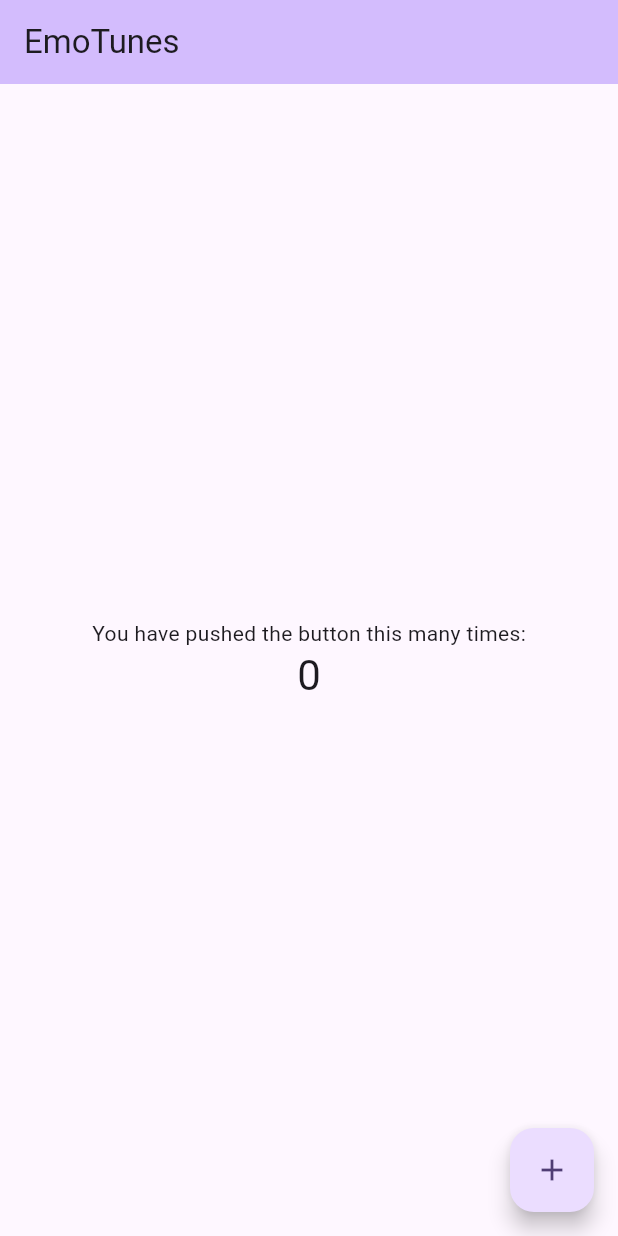
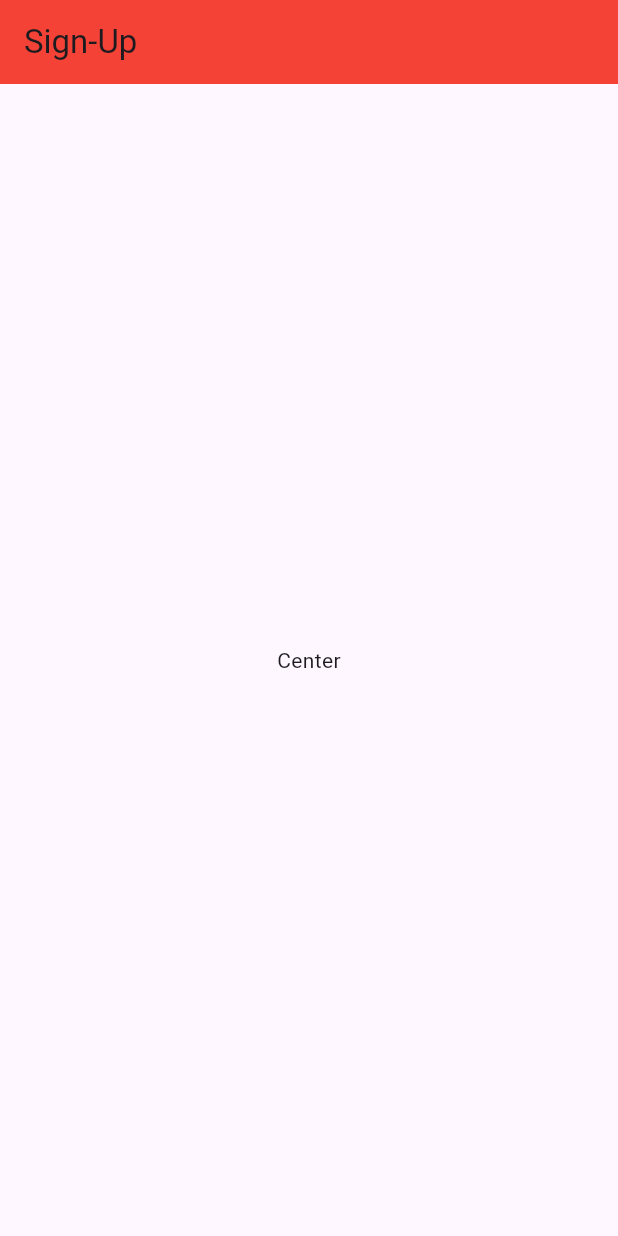
Before and after one commit to iHeroGH/EmoTunes, a Flutter app: the screen it shows after launch, on a phone screen of 412 x 824 dp. Run offline on Flutter 3.47's test engine with Material 3 defaults, Android fonts, the phone set to English and light mode, and no system bars.

Commit message:
create simple sign-up page

```diff
--- a/lib/main.dart
+++ b/lib/main.dart
@@ -1,4 +1,5 @@
 import 'package:flutter/material.dart';
+import 'sign_up.dart';
 
 void main() {
   runApp(const MyApp());
@@ -31,95 +32,95 @@ class MyApp extends StatelessWidget {
         colorScheme: ColorScheme.fromSeed(seedColor: Colors.deepPurple),
         useMaterial3: true,
       ),
-      home: const MyHomePage(title: 'EmoTunes'),
+      home: const SignUpPage(),
     );
   }
 }
 
-class MyHomePage extends StatefulWidget {
-  const MyHomePage({super.key, required this.title});
+// class MyHomePage extends StatefulWidget {
+//   const MyHomePage({super.key, required this.title});
 
-  // This widget is the home page of your application. It is stateful, meaning
-  // that it has a State object (defined below) that contains fields that affect
-  // how it looks.
+//   // This widget is the home page of your application. It is stateful, meaning
+//   // that it has a State object (defined below) that contains fields that affect
+//   // how it looks.
 
-  // This class is the configuration for the state. It holds the values (in this
-  // case the title) provided by the parent (in this case the App widget) and
-  // used by the build method of the State. Fields in a Widget subclass are
-  // always marked "final".
+//   // This class is the configuration for the state. It holds the values (in this
+//   // case the title) provided by the parent (in this case the App widget) and
+//   // used by the build method of the State. Fields in a Widget subclass are
+//   // always marked "final".
 
-  final String title;
+//   final String title;
 
-  @override
-  State<MyHomePage> createState() => _MyHomePageState();
-}
+//   @override
+//   State<MyHomePage> createState() => _MyHomePageState();
+// }
 
-class _MyHomePageState extends State<MyHomePage> {
-  int _counter = 0;
+// class _MyHomePageState extends State<MyHomePage> {
+//   int _counter = 0;
 
-  void _incrementCounter() {
-    setState(() {
-      // This call to setState tells the Flutter framework that something has
-      // changed in this State, which causes it to rerun the build method below
-      // so that the display can reflect the updated values. If we changed
-      // _counter without calling setState(), then the build method would not be
-      // called again, and so nothing would appear to happen.
-      _counter++;
-    });
-  }
+//   void _incrementCounter() {
+//     setState(() {
+//       // This call to setState tells the Flutter framework that something has
+//       // changed in this State, which causes it to rerun the build method below
+//       // so that the display can reflect the updated values. If we changed
+//       // _counter without calling setState(), then the build method would not be
+//       // called again, and so nothing would appear to happen.
+//       _counter++;
+//     });
+//   }
 
-  @override
-  Widget build(BuildContext context) {
-    // This method is rerun every time setState is called, for instance as done
-    // by the _incrementCounter method above.
-    //
-    // The Flutter framework has been optimized to make rerunning build methods
-    // fast, so that you can just rebuild anything that needs updating rather
-    // than having to individually change instances of widgets.
-    return Scaffold(
-      appBar: AppBar(
-        // TRY THIS: Try changing the color here to a specific color (to
-        // Colors.amber, perhaps?) and trigger a hot reload to see the AppBar
-        // change color while the other colors stay the same.
-        backgroundColor: Theme.of(context).colorScheme.inversePrimary,
-        // Here we take the value from the MyHomePage object that was created by
-        // the App.build method, and use it to set our appbar title.
-        title: Text(widget.title),
-      ),
-      body: Center(
-        // Center is a layout widget. It takes a single child and positions it
-        // in the middle of the parent.
-        child: Column(
-          // Column is also a layout widget. It takes a list of children and
-          // arranges them vertically. By default, it sizes itself to fit its
-          // children horizontally, and tries to be as tall as its parent.
-          //
-          // Column has various properties to control how it sizes itself and
-          // how it positions its children. Here we use mainAxisAlignment to
-          // center the children vertically; the main axis here is the vertical
-          // axis because Columns are vertical (the cross axis would be
-          // horizontal).
-          //
-          // TRY THIS: Invoke "debug painting" (choose the "Toggle Debug Paint"
-          // action in the IDE, or press "p" in the console), to see the
-          // wireframe for each widget.
-          mainAxisAlignment: MainAxisAlignment.center,
-          children: <Widget>[
-            const Text(
-              'You have pushed the button this many times:',
-            ),
-            Text(
-              '$_counter',
-              style: Theme.of(context).textTheme.headlineMedium,
-            ),
-          ],
-        ),
-      ),
-      floatingActionButton: FloatingActionButton(
-        onPressed: _incrementCounter,
-        tooltip: 'Increment',
-        child: const Icon(Icons.add),
-      ), // This trailing comma makes auto-formatting nicer for build methods.
-    );
-  }
-}
+//   @override
+//   Widget build(BuildContext context) {
+//     // This method is rerun every time setState is called, for instance as done
+//     // by the _incrementCounter method above.
+//     //
+//     // The Flutter framework has been optimized to make rerunning build methods
+//     // fast, so that you can just rebuild anything that needs updating rather
+//     // than having to individually change instances of widgets.
+//     return Scaffold(
+//       appBar: AppBar(
+//         // TRY THIS: Try changing the color here to a specific color (to
+//         // Colors.amber, perhaps?) and trigger a hot reload to see the AppBar
+//         // change color while the other colors stay the same.
+//         backgroundColor: Theme.of(context).colorScheme.inversePrimary,
+//         // Here we take the value from the MyHomePage object that was created by
+//         // the App.build method, and use it to set our appbar title.
+//         title: Text(widget.title),
+//       ),
+//       body: Center(
+//         // Center is a layout widget. It takes a single child and positions it
+//         // in the middle of the parent.
+//         child: Column(
+//           // Column is also a layout widget. It takes a list of children and
+//           // arranges them vertically. By default, it sizes itself to fit its
+//           // children horizontally, and tries to be as tall as its parent.
+//           //
+//           // Column has various properties to control how it sizes itself and
+//           // how it positions its children. Here we use mainAxisAlignment to
+//           // center the children vertically; the main axis here is the vertical
+//           // axis because Columns are vertical (the cross axis would be
+//           // horizontal).
+//           //
+//           // TRY THIS: Invoke "debug painting" (choose the "Toggle Debug Paint"
+//           // action in the IDE, or press "p" in the console), to see the
+//           // wireframe for each widget.
+//           mainAxisAlignment: MainAxisAlignment.center,
+//           children: <Widget>[
+//             const Text(
+//               'You have pushed the button this many times:',
+//             ),
+//             Text(
+//               '$_counter',
+//               style: Theme.of(context).textTheme.headlineMedium,
+//             ),
+//           ],
+//         ),
+//       ),
+//       floatingActionButton: FloatingActionButton(
+//         onPressed: _incrementCounter,
+//         tooltip: 'Increment',
+//         child: const Icon(Icons.add),
+//       ), // This trailing comma makes auto-formatting nicer for build methods.
+//     );
+//   }
+// }
--- /dev/null
+++ b/lib/sign_up.dart
@@ -0,0 +1,26 @@
+import 'package:flutter/material.dart';
+
+class SignUpPage extends StatefulWidget {
+  const SignUpPage({super.key});
+
+  @override
+  State<SignUpPage> createState() => _SignUpState();
+}
+
+class _SignUpState extends State<SignUpPage>{
+
+  @override
+  Widget build(BuildContext ctx) {
+    return Scaffold(
+      appBar: AppBar(
+          backgroundColor: Colors.red,
+          title: const Text("Sign-Up"),
+      ),
+
+      body: const Center(
+        child: Text("Center")
+      )
+
+    );
+  }
+}
```
